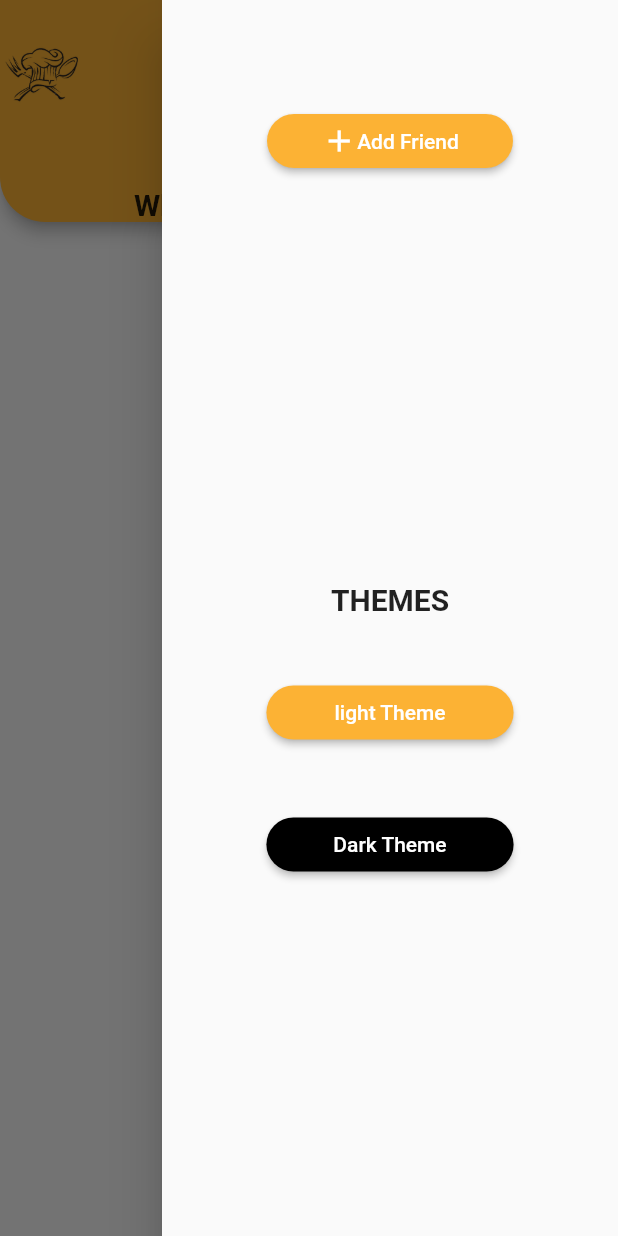
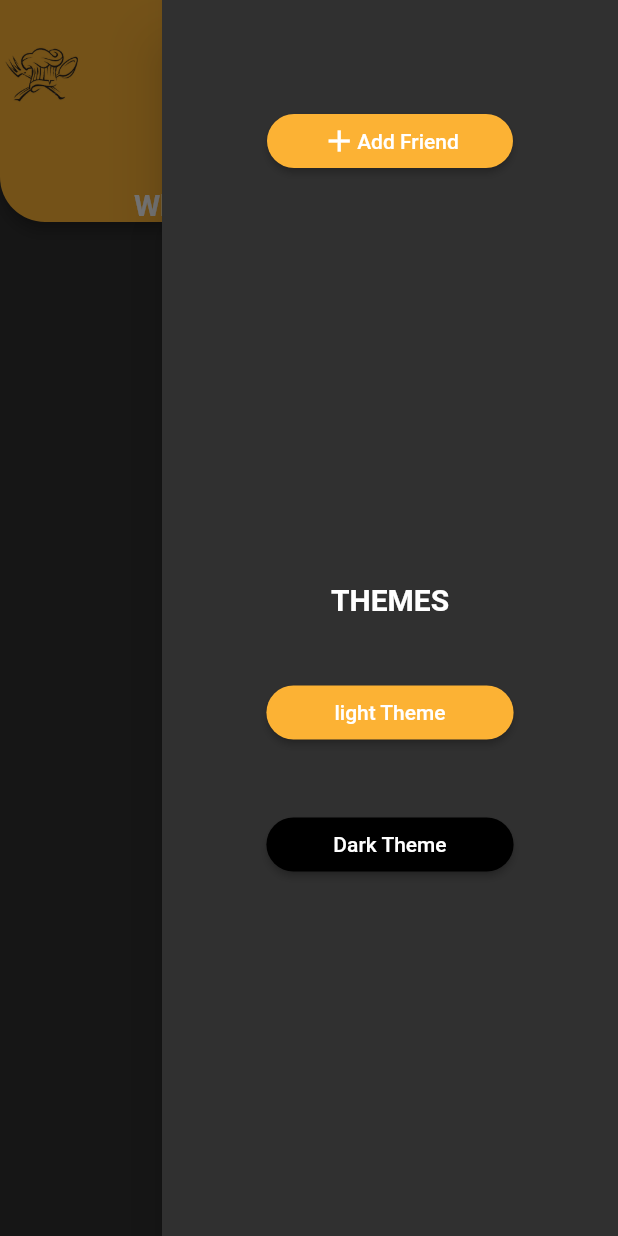
Before and after one commit to SaraZuhair/Final-Year-Project, a Flutter app: the Home screen opened directly, after a tap on the "menu" icon, after a tap on "Dark Theme", on a phone screen of 412 x 824 dp. Run offline on Flutter 3.47's test engine with Material 2 defaults, Android fonts, the phone set to English and light mode, and no system bars; our stand-ins replace cloud_firestore, curved_navigation_bar, firebase_auth, firebase_core, flutter_form_builder, table_calendar; accounts and stored records are empty.

Commit message:
dark and light themes added

```diff
--- a/lib/main.dart
+++ b/lib/main.dart
@@ -1,3 +1,4 @@
+import 'package:final_year_project/providers/theme.dart';
 import 'package:firebase_core/firebase_core.dart';
 import 'package:provider/provider.dart';
 import '/screens/splash_screen.dart';
@@ -13,6 +14,11 @@ void main() async{
         ChangeNotifierProvider(
           create: (_) => UserProvider(address: '', age: '', email: '', name: '', phone: '', usertype: ''),
         ),
+
+        ChangeNotifierProvider<Themechanger>(
+          create: (_)=> Themechanger(ThemeData.dark())
+
+          ),
       ],
       child:const MyApp()
     ),
@@ -25,13 +31,14 @@ class MyApp extends StatelessWidget {
 
   @override
   Widget build(BuildContext context) {
+    final theme=Provider.of<Themechanger>(context);
     return MaterialApp(
       debugShowCheckedModeBanner: false,
       title: 'Flutter Demo',
-      theme: ThemeData(
 
-        primarySwatch: Colors.blue,
-      ),
+      theme: theme.getTheme(),
+
+
       home: const SplashScreen(),
     );
   }
--- /dev/null
+++ b/lib/providers/theme.dart
@@ -0,0 +1,23 @@
+import 'package:flutter/material.dart';
+
+
+class Themechanger with ChangeNotifier{
+
+
+  late ThemeData themdata;
+
+
+  Themechanger(this.themdata);
+
+  getTheme()=>themdata;
+
+
+  setTheme(ThemeData theme){
+   themdata=theme;
+
+
+
+
+   notifyListeners();
+  }
+}
--- a/lib/screens/home.dart
+++ b/lib/screens/home.dart
@@ -1,4 +1,6 @@
+import 'package:final_year_project/providers/theme.dart';
 import 'package:flutter/material.dart';
+import 'package:provider/provider.dart';
 
 class Home extends StatefulWidget {
   const Home({ Key? key }) : super(key: key);
@@ -10,6 +12,8 @@ class Home extends StatefulWidget {
 class _HomeState extends State<Home> {
   @override
   Widget build(BuildContext context) {
+Themechanger theme=Provider.of<Themechanger>(context);
+
     return Scaffold(
 
                 appBar: AppBar(
@@ -90,7 +94,7 @@ class _HomeState extends State<Home> {
                   child: ElevatedButton(
 
 
-                  onPressed: (){},
+                  onPressed: ()=>theme.setTheme(ThemeData.light()),
                   child: Row(
                     mainAxisAlignment: MainAxisAlignment.center,
                     children: const [
@@ -113,18 +117,19 @@ class _HomeState extends State<Home> {
               ),
             ),
 
-            Container(
+            SizedBox(
               // margin: const EdgeInsets.only(bottom:70),
+
                 width: MediaQuery.of(context).size.width*0.4,
                 child: ElevatedButton(
 
 
-                onPressed: (){},
+                onPressed: ()=> theme.setTheme(ThemeData.dark()),
                 child: Row(
                   mainAxisAlignment: MainAxisAlignment.center,
-                  children: const [
+                  children:  const [
 
-                    Text("Dark Theme")
+                    Text("Dark Theme"),
                   ],
                 ),
 
```
